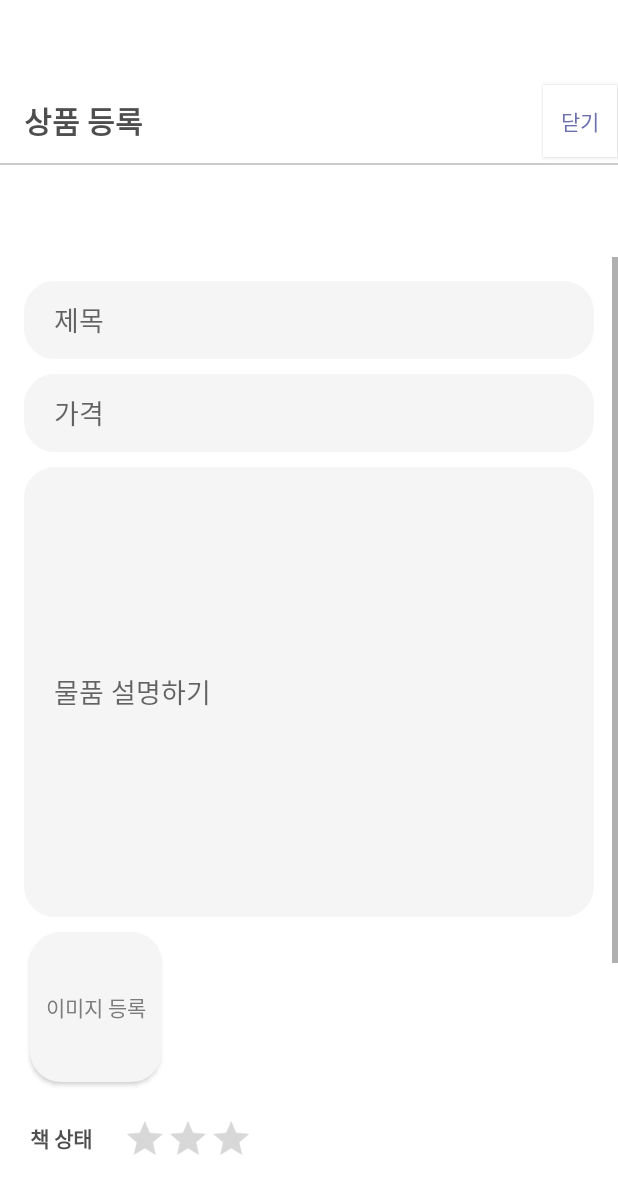
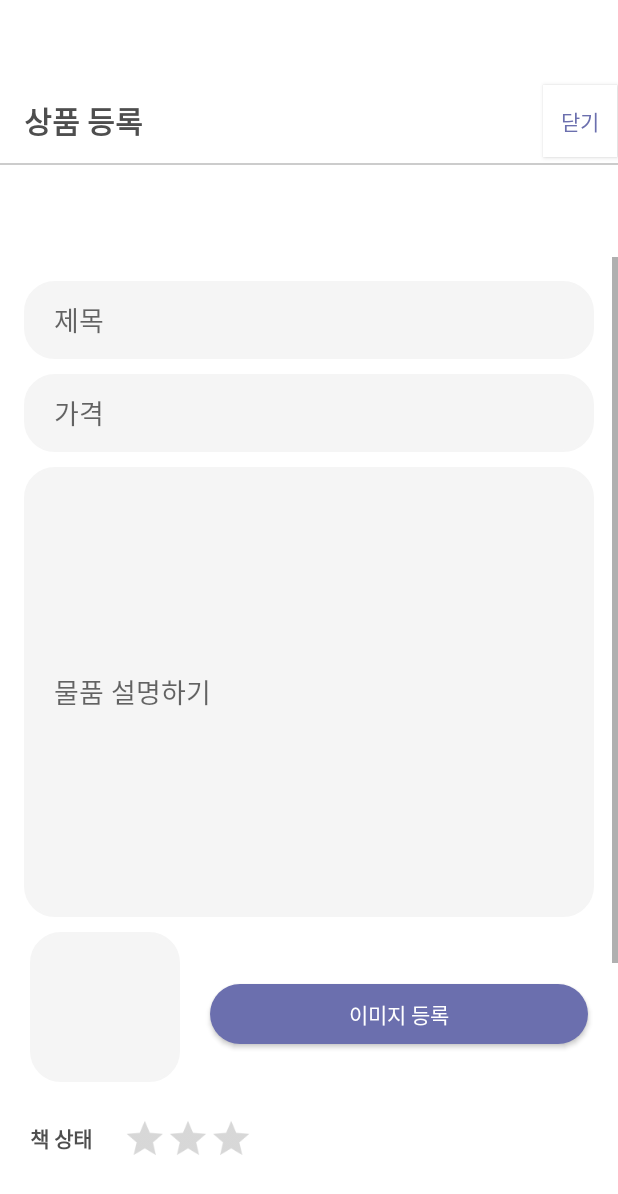
Before and after one commit to aerim-choi/SHOWBOOK, an Android app: the AddArticleActivity screen opened directly, with no data from a screen before it, on a phone screen of 412 x 824 dp. Shown: the top 1194 px of the screen. Run offline under Robolectric (Android 15) with nearby library versions, the phone set to English and light mode, and no system bars; our stand-ins replace Firebase (no records; nobody signed in at launch, a user with empty details on screens opened directly); pictures from the network do not load; Roboto replaces fonts that are not available here.

Commit message:
[FEAT]중고거래 게시물 올리기 기능 추가

```diff
--- a/app/src/main/AndroidManifest.xml
+++ b/app/src/main/AndroidManifest.xml
@@ -3,6 +3,8 @@
     xmlns:tools="http://schemas.android.com/tools"
     package="org.techtown.showbook">
     <uses-permission android:name="android.permission.INTERNET"/>
+    <uses-permission android:name="android.permission.READ_EXTERNAL_STORAGE"/>
+
     <application
         android:usesCleartextTraffic="true"
 
--- a/app/src/main/res/layout/activity_add_article.xml
+++ b/app/src/main/res/layout/activity_add_article.xml
@@ -96,17 +96,34 @@
                 android:includeFontPadding="true"
                 android:paddingStart="20dp" />
 
-            <androidx.appcompat.widget.AppCompatButton
-                android:id="@+id/imageAddBtn"
-                android:layout_width="wrap_content"
+            <LinearLayout
+                android:layout_width="match_parent"
+                android:layout_height="match_parent"
+                android:orientation="horizontal">
+
+                <ImageView
+                    android:id="@+id/photoImageView"
+                    android:layout_width="100dp"
                     android:layout_height="100dp"
                     android:layout_marginStart="20dp"
                     android:layout_marginTop="10dp"
                     android:layout_marginBottom="20dp"
+
                     android:background="@drawable/button_round_ssgray2_20"
-                android:text="이미지 등록"
                     android:textColor="#7C7C7C"
                     tools:ignore="MissingConstraints" />
+
+                <androidx.appcompat.widget.AppCompatButton
+                    android:id="@+id/imageAddButton"
+                    android:layout_width="40dp"
+                    android:layout_height="40dp"
+                    android:layout_gravity="center"
+                    android:layout_margin="20dp"
+                    android:layout_weight="1"
+                    android:background="@drawable/button_round_sspurple20"
+                    android:text="이미지 등록"
+                    android:textColor="@color/white" />
+            </LinearLayout>
 
             <LinearLayout
                 android:layout_width="wrap_content"
@@ -121,6 +138,7 @@
                     android:layout_marginStart="20dp"
                     android:gravity="center"
                     android:text="책 상태"
+
                     android:textColor="@color/fontcolor"
                     android:textStyle="bold" />
 
@@ -130,7 +148,7 @@
                     android:layout_width="wrap_content"
                     android:layout_height="35dp"
                     android:layout_marginStart="10dp"
-                    android:isIndicator="true"
+                    android:isIndicator="false"
                     android:numStars="3"
                     android:rating="0"
                     android:scaleX=".8"
@@ -159,7 +177,7 @@
                     style="?android:attr/ratingBarStyleIndicator"
                     android:layout_width="wrap_content"
                     android:layout_height="35dp"
-                    android:isIndicator="true"
+                    android:isIndicator="false"
                     android:numStars="3"
                     android:rating="0"
                     android:scaleX=".8"
--- a/app/src/main/res/layout/item_article.xml
+++ b/app/src/main/res/layout/item_article.xml
@@ -19,7 +19,7 @@
        android:layout_marginBottom="16dp"
        />
     <TextView
-        android:maxLines="2"
+        android:maxLines="1"
         android:textSize="10sp"
         android:textColor="@color/fontcolor"
         app:layout_constraintTop_toTopOf="parent"
@@ -39,6 +39,7 @@
         android:textStyle="bold"
         android:textSize="15sp"
         android:textColor="@color/fontcolor"
+        android:maxLines="1"
         app:layout_constraintEnd_toEndOf="parent"
         app:layout_constraintStart_toStartOf="@id/dateTextView"
         app:layout_constraintTop_toBottomOf="@id/dateTextView"
```
Also changed, not shown: app/src/main/java/org/techtown/showbook/usedbookstore/home/AddArticleActivity.kt (+24 -10 lines). Lines whose indentation alone changed are shown as unchanged.
